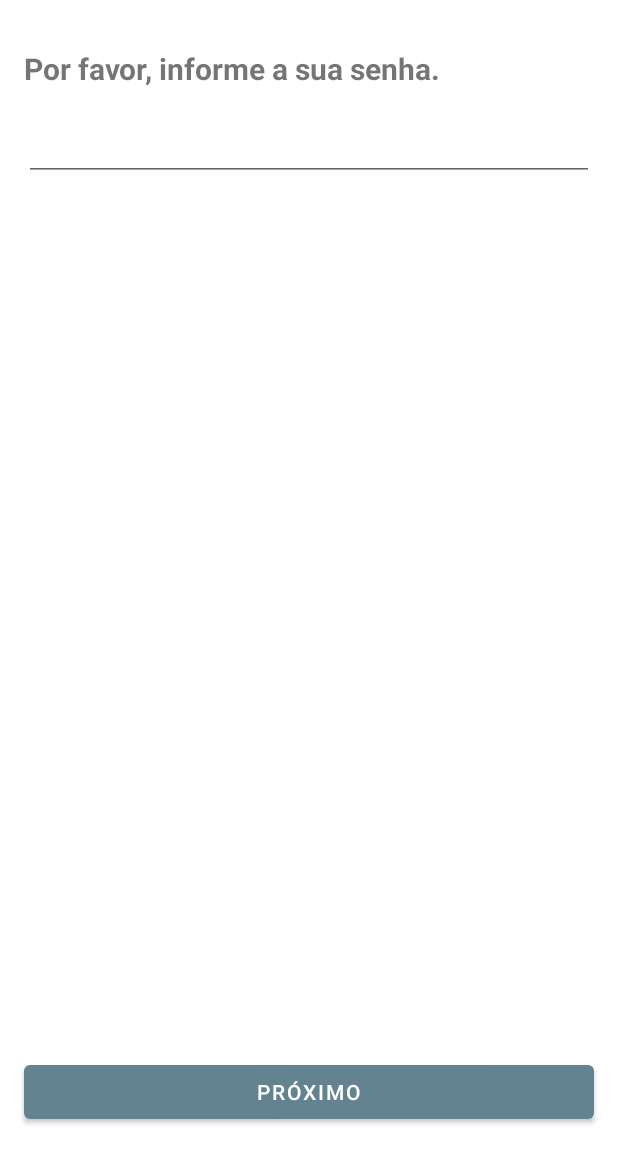
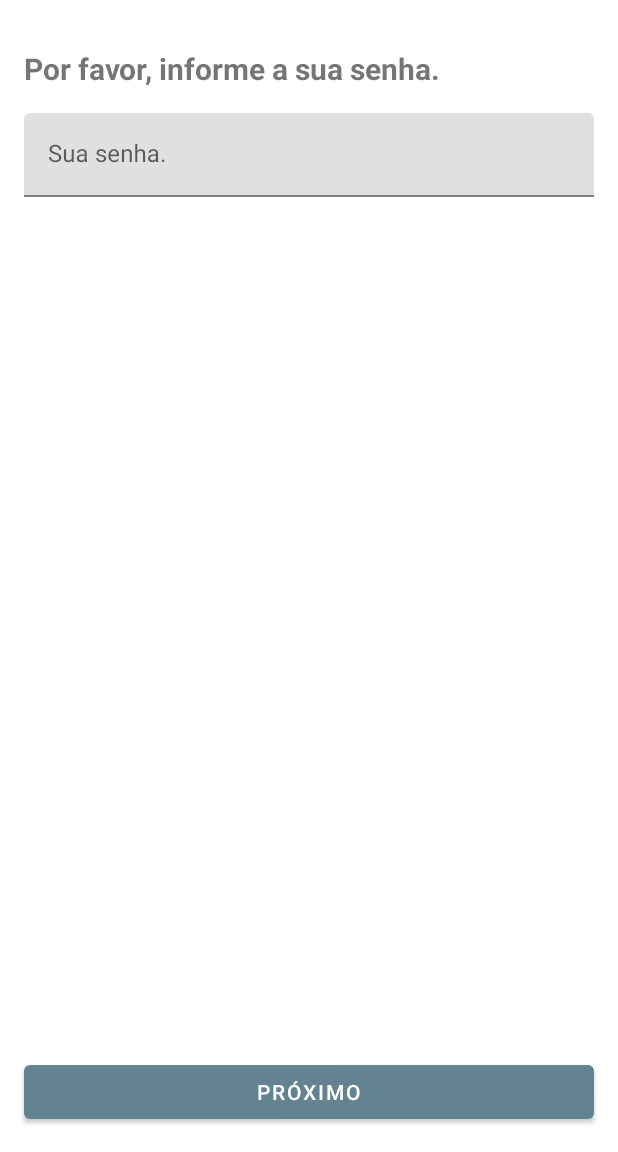
Before and after one commit to raphaelmaracaipe/portfolio-android, an Android app: the UserRegisterStepTwoFragment screen opened through its navigation route, on a phone screen of 412 x 824 dp, the part 84-1236 px from its top. Run offline under Robolectric (Android 15) with nearby library versions, the phone set to English and light mode, and no system bars; our stand-ins replace Dagger/Hilt's generated code, data binding; 2 statements that could not run were skipped.

Commit message:
Alteração no campo de texto.

```diff
--- a/app/src/main/res/layout/fragment_user_register_step_two.xml
+++ b/app/src/main/res/layout/fragment_user_register_step_two.xml
@@ -19,16 +19,25 @@
             app:layout_constraintStart_toStartOf="parent"
             app:layout_constraintTop_toTopOf="parent" />
 
-        <EditText
-            android:id="@+id/editTextTextPassword"
+        <com.google.android.material.textfield.TextInputLayout
+            android:id="@+id/tfdPassword"
             android:layout_width="0dp"
             android:layout_height="wrap_content"
             android:layout_marginTop="16dp"
-            android:ems="10"
-            android:inputType="textPassword"
+            android:hint="@string/reg_field_password_hit"
             app:layout_constraintEnd_toEndOf="@+id/tvwTextTitle"
             app:layout_constraintStart_toStartOf="@+id/tvwTextTitle"
-            app:layout_constraintTop_toBottomOf="@+id/tvwTextTitle" />
+            app:layout_constraintTop_toBottomOf="@+id/tvwTextTitle">
+
+            <com.google.android.material.textfield.TextInputEditText
+                android:id="@+id/tietPassword"
+                android:layout_width="match_parent"
+                android:layout_height="wrap_content"
+                android:imeOptions="actionDone"
+                android:inputType="textEmailAddress"
+                android:maxLines="1" />
+
+        </com.google.android.material.textfield.TextInputLayout>
 
         <Button
             android:id="@+id/btnNext"
@@ -37,7 +46,7 @@
             android:layout_marginBottom="16dp"
             android:text="@string/reg_button_next"
             app:layout_constraintBottom_toBottomOf="parent"
-            app:layout_constraintEnd_toEndOf="@+id/editTextTextPassword"
-            app:layout_constraintStart_toStartOf="@+id/editTextTextPassword" />
+            app:layout_constraintEnd_toEndOf="@+id/tfdPassword"
+            app:layout_constraintStart_toStartOf="@+id/tfdPassword" />
     </androidx.constraintlayout.widget.ConstraintLayout>
 </layout>
--- a/app/src/main/res/values/strings.xml
+++ b/app/src/main/res/values/strings.xml
@@ -15,6 +15,7 @@
     <string name="reg_title_step_two">Por favor, informe a sua senha.</string>
     <string name="reg_title_step_three">Por favor, informe o código enviado pelo o e-mail.</string>
     <string name="reg_field_set_hit">email@email.com</string>
+    <string name="reg_field_password_hit">Sua senha.</string>
     <string name="reg_button_next">Próximo</string>
     <string name="reg_confim_register">Confirmar registro</string>
     <string name="reg_error_field_email">Por favor, informe um e-mail válido.</string>
```
